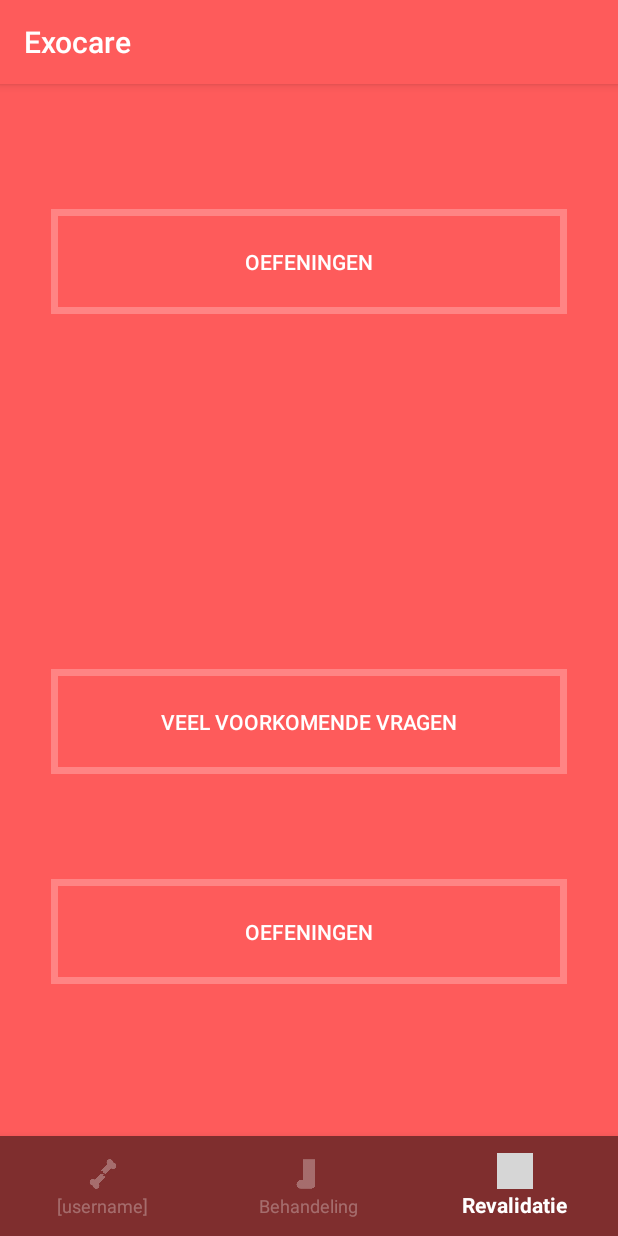
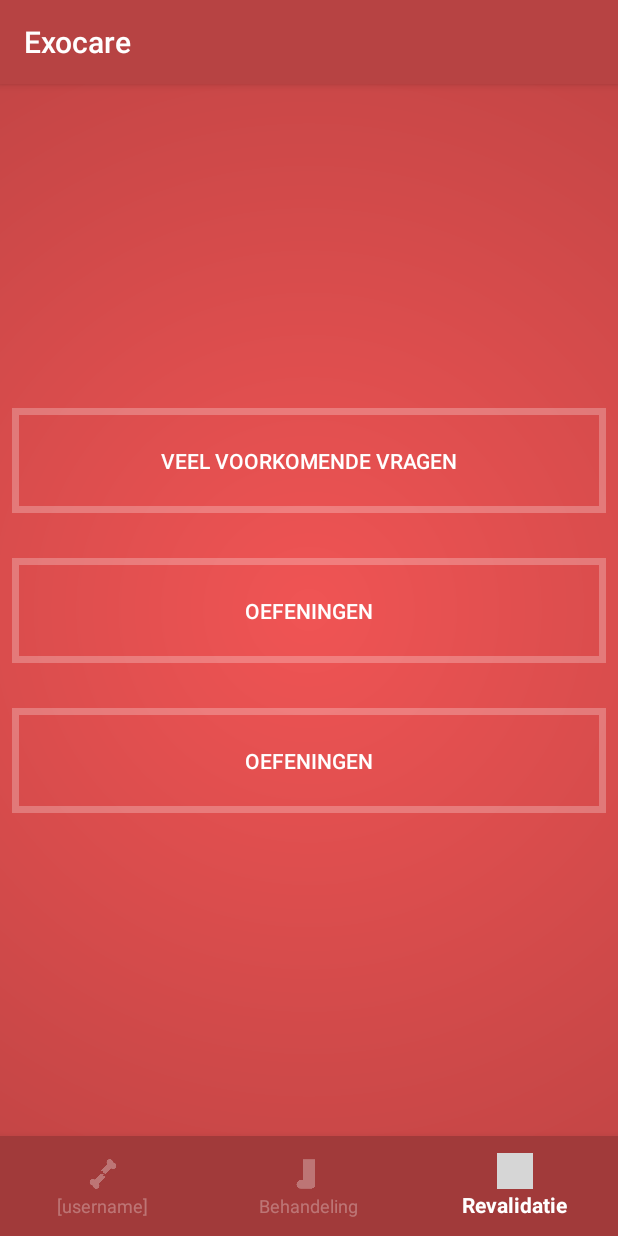
Before and after one commit to Roohn/IPMEDT4, an Android app: the screen it shows after launch (MainActivity), item 3 of the bottom bar chosen, on a phone screen of 412 x 824 dp. Run offline under Robolectric (Android 15) with nearby library versions, the phone set to English and light mode, and no system bars; grey boxes are pictures that could not be loaded.

Commit message:
Ächtergrond kleur veranderd

```diff
--- /dev/null
+++ b/app/src/main/res/drawable/gradient.xml
@@ -0,0 +1,6 @@
+<?xml version="1.0" encoding="utf-8"?>
+<shape xmlns:android="http://schemas.android.com/apk/res/android">
+    <gradient
+        android:type="radial" android:gradientRadius="1100"
+        android:startColor="@color/colorPrimary" android:endColor="@color/colorPrimaryDark" />
+</shape>
--- a/app/src/main/res/layout/activity_behandeld.xml
+++ b/app/src/main/res/layout/activity_behandeld.xml
@@ -8,7 +8,7 @@
     <android.support.constraint.ConstraintLayout
         android:layout_width="match_parent"
         android:layout_height="match_parent"
-        android:background="@color/colorPrimary">
+        android:background="@drawable/gradient">
 
 
         <View
--- a/app/src/main/res/layout/activity_gebroken.xml
+++ b/app/src/main/res/layout/activity_gebroken.xml
@@ -9,7 +9,7 @@
     <android.support.constraint.ConstraintLayout
         android:layout_width="match_parent"
         android:layout_height="match_parent"
-        android:background="@color/colorPrimary">
+        android:background="@drawable/gradient">
 
         <ImageView
             android:id="@+id/botzienAreas"
@@ -30,8 +30,8 @@
             android:layout_height="fill_parent"
             android:layout_marginTop="90dp"
             android:visibility="visible"
+            app:layout_constraintTop_toTopOf="@+id/textBreuk"
             app:srcCompat="@drawable/botzien"
-            app:layout_constraintTop_toTopOf="@+id/textBreuk"
             tools:layout_editor_absoluteX="8dp" />
 
         <TextView
--- a/app/src/main/res/layout/activity_revalidatie.xml
+++ b/app/src/main/res/layout/activity_revalidatie.xml
@@ -8,34 +8,29 @@
     <android.support.constraint.ConstraintLayout
         android:layout_width="match_parent"
         android:layout_height="match_parent"
-        android:background="@color/colorPrimary">
+        android:background="@drawable/gradient"
+        android:elevation="1dp">
 
-        <Button
-            android:id="@+id/button3"
-            android:layout_width="344dp"
-            android:layout_height="70dp"
+        <LinearLayout
+            android:layout_width="match_parent"
+            android:layout_height="270dp"
+            android:layout_marginBottom="8dp"
             android:layout_marginLeft="8dp"
             android:layout_marginRight="8dp"
-            android:background="@drawable/border"
-            android:text="Oefeningen"
-            android:textAlignment="center"
-            android:textColor="#FFFFFF"
+            android:layout_marginTop="8dp"
+            android:orientation="vertical"
+            app:layout_constraintBottom_toBottomOf="parent"
             app:layout_constraintLeft_toLeftOf="parent"
             app:layout_constraintRight_toRightOf="parent"
-            app:layout_constraintTop_toTopOf="parent"
-            android:layout_marginTop="83dp"
-            android:layout_marginBottom="8dp"
-            app:layout_constraintBottom_toTopOf="@+id/button2"
-            app:layout_constraintVertical_bias="0.0" />
+            app:layout_constraintTop_toTopOf="parent">
 
             <Button
                 android:id="@+id/button2"
-            android:layout_width="344dp"
+                android:layout_width="match_parent"
                 android:layout_height="70dp"
-            android:layout_marginBottom="70dp"
-            android:layout_marginLeft="8dp"
-            android:layout_marginRight="8dp"
+                android:layout_marginBottom="30dp"
                 android:background="@drawable/border"
+                android:gravity="center"
                 android:text="Veel voorkomende vragen"
                 android:textAlignment="center"
                 android:textColor="#FFFFFF"
@@ -44,12 +39,26 @@
                 app:layout_constraintRight_toRightOf="parent" />
 
             <Button
+                android:id="@+id/button3"
+                android:layout_width="match_parent"
+                android:layout_height="70dp"
+                android:layout_marginBottom="30dp"
+                android:background="@drawable/border"
+                android:gravity="center"
+                android:text="Oefeningen"
+                android:textAlignment="center"
+                android:textColor="#FFFFFF"
+                app:layout_constraintBottom_toTopOf="@+id/button2"
+                app:layout_constraintLeft_toLeftOf="parent"
+                app:layout_constraintRight_toRightOf="parent"
+                app:layout_constraintTop_toTopOf="parent"
+                app:layout_constraintVertical_bias="0.0" />
+
+            <Button
                 android:id="@+id/button"
-            android:layout_width="344dp"
+                android:layout_width="match_parent"
                 android:layout_height="70dp"
-            android:layout_marginBottom="101dp"
-            android:layout_marginLeft="8dp"
-            android:layout_marginRight="8dp"
+                android:layout_marginBottom="30dp"
                 android:background="@drawable/border"
                 android:text="Oefeningen"
                 android:textAlignment="center"
@@ -57,6 +66,7 @@
                 app:layout_constraintBottom_toBottomOf="parent"
                 app:layout_constraintLeft_toLeftOf="parent"
                 app:layout_constraintRight_toRightOf="parent" />
+        </LinearLayout>
 
     </android.support.constraint.ConstraintLayout>
 
--- a/app/src/main/res/values/colors.xml
+++ b/app/src/main/res/values/colors.xml
@@ -1,9 +1,10 @@
 <?xml version="1.0" encoding="utf-8"?>
 <resources>
-    <color name="colorPrimary">#fe5b5b</color>
-    <color name="colorPrimaryDark">#7F2E2E</color>
+    <color name="colorPrimary">#f05454</color>
+    <color name="colorPrimaryDark">#a13a3a</color>
     <color name="colorAccent">#ffffff</color>
     <color name="colorPrimaryOverlay">#647f2e2e</color>
+    <color name="colorNavbar">#b74343</color>
 
     <color name="checked">#FFFFFF</color>
     <color name="default_color">#FFFFFF</color>
--- a/app/src/main/res/values/styles.xml
+++ b/app/src/main/res/values/styles.xml
@@ -3,7 +3,7 @@
     <!-- Base application theme. -->
     <style name="AppTheme" parent="Theme.AppCompat.Light.DarkActionBar">
         <!-- Customize your theme here. -->
-        <item name="colorPrimary">@color/colorPrimary</item>
+        <item name="colorPrimary">@color/colorNavbar</item>
         <item name="colorPrimaryDark">@color/colorPrimaryDark</item>
         <item name="colorAccent">@color/colorAccent</item>
     </style>
```
Also changed, not shown: app/src/main/res/drawable/background.png (added). Lines whose indentation alone changed are shown as unchanged.
